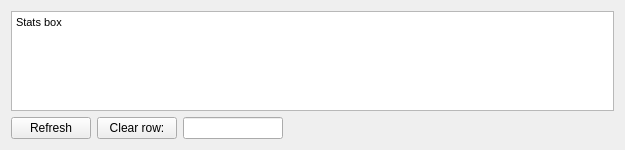
Above: ui/w_gaitstats.ui from johnbatzer18/biomech_flexsea-plan before the change. Below: the same form after it.
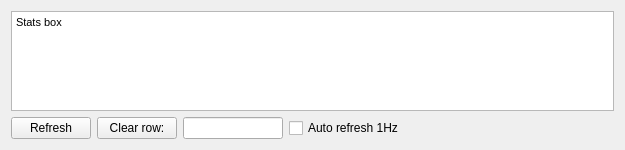
That is the form after the change.

Commit message: Auto-refresh for Gait Stats

What changed in the file:
```diff
--- a/ui/w_gaitstats.ui
+++ b/ui/w_gaitstats.ui
@@ -71,6 +71,13 @@
        </property>
       </widget>
      </item>
+     <item>
+      <widget class="QCheckBox" name="checkBoxAutoRefresh">
+       <property name="text">
+        <string>Auto refresh 1Hz</string>
+       </property>
+      </widget>
+     </item>
      <item>
       <spacer name="horizontalSpacer">
        <property name="orientation">
```
The commit also changes 2 other files.
